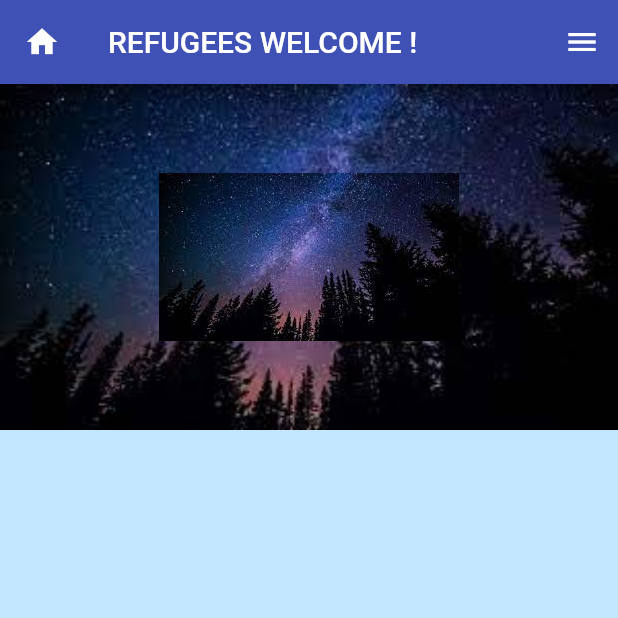
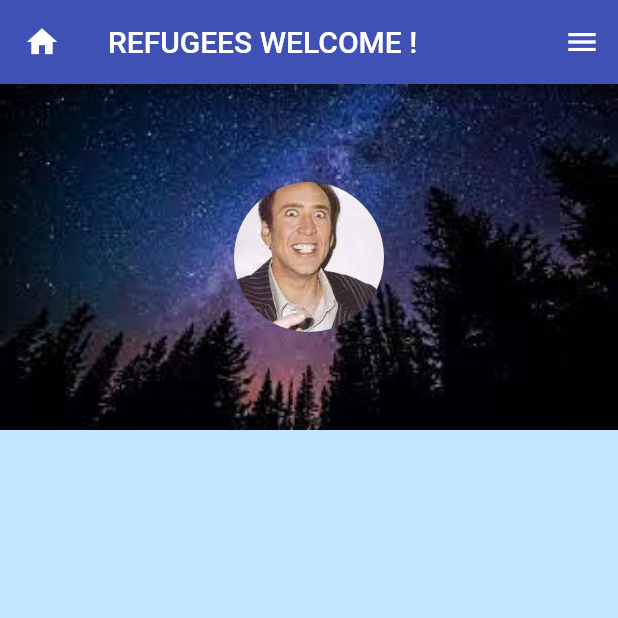
Before and after one commit to PierreMerlaud/refwelcome_app, a Flutter app: the screen it shows after launch, on a phone screen of 412 x 824 dp, the top half of it. Run offline on Flutter 3.47's test engine with Material 2 defaults, Android fonts, the phone set to English and light mode, and no system bars.

```diff
--- a/lib/main.dart
+++ b/lib/main.dart
@@ -5,7 +5,6 @@ void main() {
 }
 
 class MyApp extends StatelessWidget {
-
   // This widget is the root of your application.
   @override
   Widget build(BuildContext context) {
@@ -20,15 +19,10 @@ class MyApp extends StatelessWidget {
 }
 
 class BasicsPage extends StatelessWidget {
-
   @override
   Widget build(BuildContext context) {
-    var size = MediaQuery
-        .of(context)
-        .size;
-    var platform = Theme
-        .of(context)
-        .platform;
+    var size = MediaQuery.of(context).size;
+    var platform = Theme.of(context).platform;
     print("size: $size");
     print("platform: $platform");
     return Scaffold(
@@ -48,11 +42,9 @@ class BasicsPage extends StatelessWidget {
                   const SnackBar(content: Text('LES KEUFS ARRIVENT !')));
             },
           ),
-
         ],
       ),
       body: Center(
-
         child: Container(
           height: size.height,
           color: Color.fromRGBO(194, 231, 255, 1),
@@ -60,7 +52,8 @@ class BasicsPage extends StatelessWidget {
             mainAxisAlignment: MainAxisAlignment.spaceEvenly,
             children: [
               Column(
-                children: [Stack(
+                children: [
+                  Stack(
                     alignment: Alignment.center,
                     children: [
                       Image.asset(
@@ -68,23 +61,24 @@ class BasicsPage extends StatelessWidget {
                         fit: BoxFit.cover,
                         width: size.width,
                       ),
-
-                    Image.asset(
-                      'images/night_sky.jpg',
+                      ClipRRect(
+                        borderRadius: BorderRadius.circular(50.0),
+                        //add border radius
+                        child: Image.asset(
+                          "images/nicolas_cage_crazy.webp",
+                          height: 100.0,
+                          width: 100.0,
                           fit: BoxFit.cover,
-                      width: 200,
+                        ),
                       ),
                     ],
                   ),
-
                 ],
               ),
             ],
-
           ),
         ),
       ),
     );
-
   }
 }
--- a/pubspec.yaml
+++ b/pubspec.yaml
@@ -60,6 +60,7 @@ flutter:
   uses-material-design: true
   assets:
     - images/night_sky.jpg
+    - images/nicolas_cage_crazy.webp
 
 # To add assets to your application, add an assets section, like this:
 
```
Also changed, not shown: images/nicolas_cage_crazy.webp (added). Lines whose indentation alone changed are shown as unchanged.
